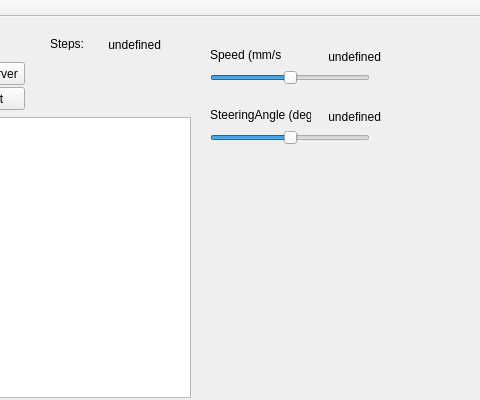
Before: the Qt Designer form mainwindow.ui in bitschieber/ISFBrainBoardDummy, drawn with Qt 5; both pictures show x 220 to 700 and y 0 to 400 of the 700 by 486 pixel window.
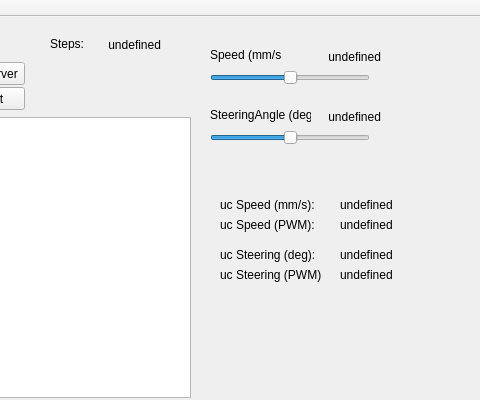
After: the same form once the commit is applied.

Diff of the .ui file:
```diff
--- a/mainwindow.ui
+++ b/mainwindow.ui
@@ -227,6 +227,110 @@
      <set>Qt::AlignRight|Qt::AlignTrailing|Qt::AlignVCenter</set>
     </property>
    </widget>
+   <widget class="QLabel" name="label_6">
+    <property name="geometry">
+     <rect>
+      <x>440</x>
+      <y>180</y>
+      <width>101</width>
+      <height>16</height>
+     </rect>
+    </property>
+    <property name="text">
+     <string>uc Speed (mm/s):</string>
+    </property>
+   </widget>
+   <widget class="QLabel" name="labelUcSpeed">
+    <property name="geometry">
+     <rect>
+      <x>560</x>
+      <y>180</y>
+      <width>101</width>
+      <height>16</height>
+     </rect>
+    </property>
+    <property name="text">
+     <string>undefined</string>
+    </property>
+   </widget>
+   <widget class="QLabel" name="label_7">
+    <property name="geometry">
+     <rect>
+      <x>440</x>
+      <y>200</y>
+      <width>101</width>
+      <height>16</height>
+     </rect>
+    </property>
+    <property name="text">
+     <string>uc Speed (PWM):</string>
+    </property>
+   </widget>
+   <widget class="QLabel" name="labelUcSpeedPWM">
+    <property name="geometry">
+     <rect>
+      <x>560</x>
+      <y>200</y>
+      <width>101</width>
+      <height>16</height>
+     </rect>
+    </property>
+    <property name="text">
+     <string>undefined</string>
+    </property>
+   </widget>
+   <widget class="QLabel" name="label_8">
+    <property name="geometry">
+     <rect>
+      <x>440</x>
+      <y>250</y>
+      <width>101</width>
+      <height>16</height>
+     </rect>
+    </property>
+    <property name="text">
+     <string>uc Steering (PWM):</string>
+    </property>
+   </widget>
+   <widget class="QLabel" name="label_9">
+    <property name="geometry">
+     <rect>
+      <x>440</x>
+      <y>230</y>
+      <width>101</width>
+      <height>16</height>
+     </rect>
+    </property>
+    <property name="text">
+     <string>uc Steering (deg):</string>
+    </property>
+   </widget>
+   <widget class="QLabel" name="labelUcSteeringPWM">
+    <property name="geometry">
+     <rect>
+      <x>560</x>
+      <y>250</y>
+      <width>101</width>
+      <height>16</height>
+     </rect>
+    </property>
+    <property name="text">
+     <string>undefined</string>
+    </property>
+   </widget>
+   <widget class="QLabel" name="labelUcSteering">
+    <property name="geometry">
+     <rect>
+      <x>560</x>
+      <y>230</y>
+      <width>101</width>
+      <height>16</height>
+     </rect>
+    </property>
+    <property name="text">
+     <string>undefined</string>
+    </property>
+   </widget>
   </widget>
   <widget class="QMenuBar" name="menuBar">
    <property name="geometry">
```
